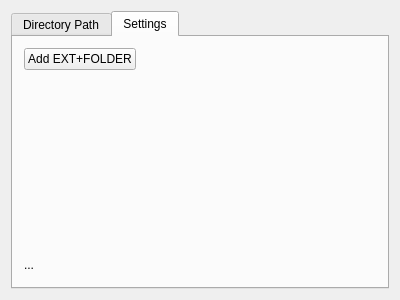
Old version of the form widget.ui in the repository doctarhyf/filz.
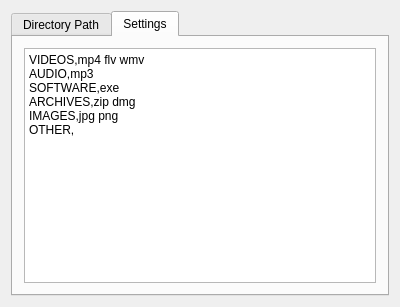
New version of the form. The open tabs and pages were chosen to show the change.

```diff
--- a/widget.ui
+++ b/widget.ui
@@ -7,7 +7,7 @@
     <x>0</x>
     <y>0</y>
     <width>400</width>
-    <height>300</height>
+    <height>307</height>
    </rect>
   </property>
   <property name="windowTitle">
@@ -60,46 +60,15 @@
       </attribute>
       <layout class="QVBoxLayout" name="verticalLayout_4">
        <item>
-        <layout class="QHBoxLayout" name="horizontalLayout_2">
-         <item>
-          <widget class="QPushButton" name="pushButtonNewExt">
-           <property name="text">
-            <string>Add EXT+FOLDER</string>
-           </property>
-          </widget>
-         </item>
-         <item>
-          <spacer name="horizontalSpacer">
-           <property name="orientation">
-            <enum>Qt::Horizontal</enum>
-           </property>
-           <property name="sizeHint" stdset="0">
-            <size>
-             <width>40</width>
-             <height>20</height>
-            </size>
-           </property>
-          </spacer>
-         </item>
-        </layout>
-       </item>
-       <item>
-        <widget class="QLabel" name="labelExts">
-         <property name="minimumSize">
-          <size>
-           <width>301</width>
-           <height>171</height>
-          </size>
-         </property>
-         <property name="text">
-          <string/>
-         </property>
-        </widget>
-       </item>
-       <item>
-        <widget class="QLabel" name="labelSettingsPath">
-         <property name="text">
-          <string>...</string>
+        <widget class="QPlainTextEdit" name="plainTextEdit">
+         <property name="plainText">
+          <string>VIDEOS,mp4 flv wmv
+AUDIO,mp3
+SOFTWARE,exe
+ARCHIVES,zip dmg
+IMAGES,jpg png
+OTHER, 
+</string>
          </property>
         </widget>
        </item>
```
Left out of the diff: 12 changed lines with no effect on the pictures.
